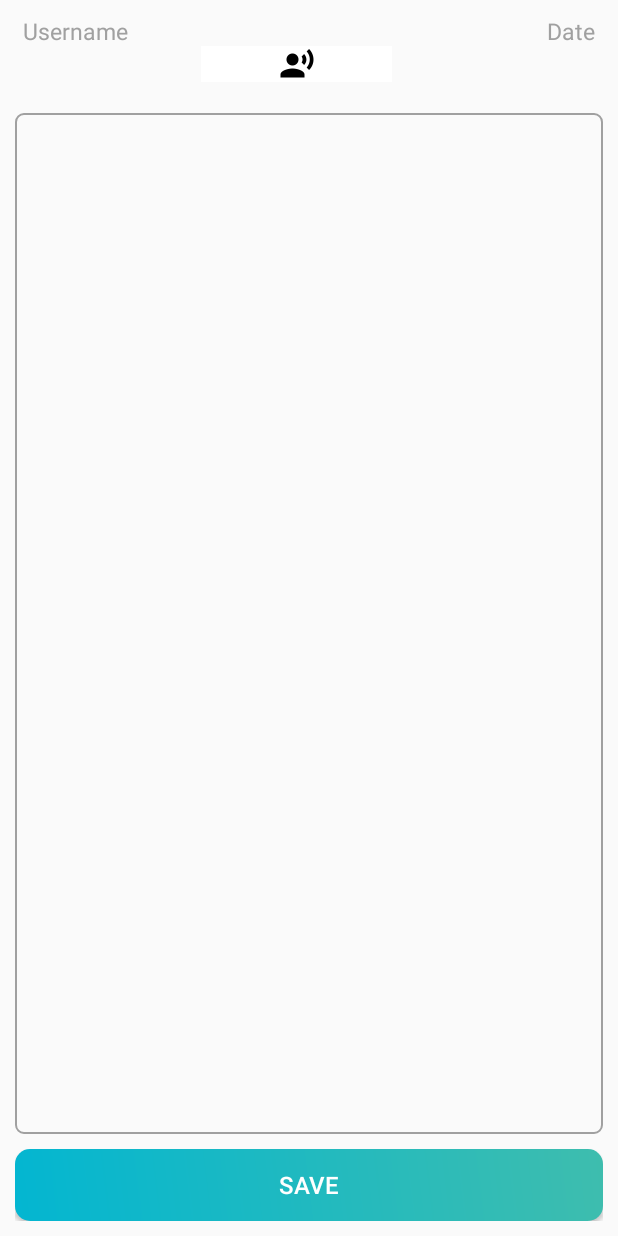
After one commit to osiceanudaniel/MyDay, an Android app: the layout activity_journal.xml on its own in the app's theme, with its tools: preview values and no code run, on a phone screen of 412 x 824 dp. The commit adds this screen. Run offline under Robolectric (Android 15) with nearby library versions, the phone set to English and light mode, and no system bars.

Commit message:
Before windows install

```diff
--- a/app/src/main/java/com/example/osiceanudaniel/jurnal/LoginActivity.java
+++ b/app/src/main/java/com/example/osiceanudaniel/jurnal/LoginActivity.java
@@ -42,11 +42,6 @@ public class LoginActivity extends AppCompatActivity {
 	protected void onCreate(Bundle savedInstanceState) {
 		super.onCreate(savedInstanceState);
 		setContentView(R.layout.activity_login);
-
-		// initialize timer with 0
-		seconds = 0;
-
-		thread = new Thread();
 
 		emailEditText = (EditText) findViewById(R.id.loginEmailTextField);
 		passEditText = (EditText) findViewById(R.id.loginPasswordTextField);
--- /dev/null
+++ b/app/src/main/res/drawable/edit_text_stroke.xml
@@ -0,0 +1,6 @@
+<?xml version="1.0" encoding="utf-8"?>
+<shape xmlns:android="http://schemas.android.com/apk/res/android">
+
+    <stroke android:width="1dp" android:color="#A0A0A0"></stroke>
+    <corners android:radius="5dp"></corners>
+</shape>
--- /dev/null
+++ b/app/src/main/res/layout/activity_journal.xml
@@ -0,0 +1,89 @@
+<?xml version="1.0" encoding="utf-8"?>
+<LinearLayout xmlns:android="http://schemas.android.com/apk/res/android"
+    xmlns:tools="http://schemas.android.com/tools"
+    android:layout_width="match_parent"
+    android:layout_height="match_parent"
+    tools:context="com.example.osiceanudaniel.jurnal.JournalActivity"
+    android:orientation="vertical">
+
+    <ScrollView
+        android:layout_width="match_parent"
+        android:layout_height="match_parent"
+        android:fillViewport="true">
+
+        <LinearLayout
+            android:layout_width="match_parent"
+            android:layout_height="match_parent"
+            android:layout_marginBottom="10dp"
+            android:layout_marginLeft="10dp"
+            android:layout_marginRight="10dp"
+            android:layout_marginTop="10dp"
+            android:orientation="vertical">
+
+            <LinearLayout
+                android:layout_width="match_parent"
+                android:layout_height="fill_parent"
+                android:layout_weight="6"
+                android:orientation="horizontal"
+                android:paddingLeft="5dp"
+                android:paddingRight="5dp">
+
+                <TextView
+                    android:id="@+id/currentDay"
+                    android:layout_width="16dp"
+                    android:layout_height="wrap_content"
+                    android:layout_weight="1"
+                    android:background="@android:color/transparent"
+                    android:inputType="text"
+                    android:text="Username"
+                    android:textColor="#A0A0A0"
+                    android:textSize="15dp" />
+
+                <ImageButton
+                    android:id="@+id/imageButtonRecord"
+                    android:layout_width="wrap_content"
+                    android:layout_height="wrap_content"
+                    android:src="@mipmap/ic_record_voice_over_black_24dp"
+                    android:background="#fff"
+                    android:layout_gravity="center"
+                    android:layout_weight="1"/>
+
+                <TextView
+                    android:id="@+id/jurnalDateEditText"
+                    android:layout_width="wrap_content"
+                    android:layout_height="wrap_content"
+                    android:layout_weight="1"
+                    android:background="@android:color/transparent"
+                    android:gravity="right"
+                    android:inputType="datetime"
+                    android:singleLine="false"
+                    android:text="Date"
+                    android:textColor="#A0A0A0"
+                    android:textSize="15dp" />
+            </LinearLayout>
+
+            <EditText
+                android:id="@+id/journalWriteEditText"
+                android:layout_width="match_parent"
+                android:layout_height="fill_parent"
+                android:layout_weight="1"
+                android:background="@drawable/edit_text_stroke"
+                android:gravity="top|left"
+                android:inputType="textMultiLine"
+                android:padding="5dp"
+                android:scrollbars="vertical"
+                android:textSize="18dp" />
+
+            <Button
+                android:id="@+id/journalPostBtn"
+                android:layout_width="match_parent"
+                android:layout_height="wrap_content"
+                android:layout_gravity="bottom"
+                android:layout_marginTop="10dp"
+                android:background="@drawable/login_btn_shape"
+                android:text="@string/journalPostBtnText"
+                android:textColor="#ffffff"
+                android:textSize="16dp" />
+        </LinearLayout>
+    </ScrollView>
+</LinearLayout>
--- a/app/src/main/res/layout/activity_register.xml
+++ b/app/src/main/res/layout/activity_register.xml
@@ -36,7 +36,7 @@
                 android:textSize="20dp"
                 android:inputType="textPersonName"
                 android:layout_marginTop="20dp"
-                android:hint="@string/registerUsername"
+                android:hint="@string/registerUsernameHint"
                 android:background="@drawable/input_fields"
                 android:drawableLeft="@drawable/ic_user"/>
             <EditText
@@ -47,7 +47,7 @@
                 android:textSize="20dp"
                 android:inputType="textEmailAddress"
                 android:layout_marginTop="30dp"
-                android:hint="@string/registerEmail"
+                android:hint="@string/registerEmailHint"
                 android:background="@drawable/input_fields"
                 android:drawableLeft="@drawable/ic_email"/>
 
@@ -59,7 +59,7 @@
                 android:textSize="20dp"
                 android:inputType="textPassword"
                 android:layout_marginTop="30dp"
-                android:hint="@string/registerPassword"
+                android:hint="@string/registerPasswordHint"
                 android:background="@drawable/input_fields"
                 android:drawableLeft="@drawable/ic_lock"/>
             <Button
--- a/app/src/main/res/values/styles.xml
+++ b/app/src/main/res/values/styles.xml
@@ -1,11 +1,19 @@
 <resources>
 
     <!-- Base application theme. -->
-    <style name="AppTheme" parent="Theme.AppCompat.Light.NoActionBar">
+    <style name="MyTheme" parent="Theme.AppCompat.DayNight.NoActionBar">
         <!-- Customize your theme here. -->
         <item name="colorPrimary">@color/colorPrimary</item>
         <item name="colorPrimaryDark">@color/colorPrimaryDark</item>
         <item name="colorAccent">@color/colorAccent</item>
     </style>
 
+    <style name="MyThemeActionBar" parent="Theme.AppCompat.DayNight.DarkActionBar">
+        <!-- Customize your theme here. -->
+        <item name="colorPrimary">@color/colorPrimary</item>
+        <item name="colorPrimaryDark">@color/colorPrimaryDark</item>
+        <item name="colorAccent">@color/colorAccent</item>
+    </style>
+
+
 </resources>
```
Also changed, not shown: app/src/main/AndroidManifest.xml (+16 -4 lines), app/src/main/java/com/example/osiceanudaniel/jurnal/JournalActivity.java (added, +170 -0 lines), app/src/main/java/com/example/osiceanudaniel/jurnal/MainPageActivity.java (+14 -0 lines), app/src/main/res/layout/activity_login.xml (+26 -23 lines), app/src/main/res/layout/activity_main_page.xml (+7 -1 lines), app/src/main/res/menu/journal_menu.xml (added, +12 -0 lines), app/src/main/res/values/strings.xml (+12 -5 lines), app/src/main/res/mipmap-hdpi/ic_record_voice_over_black_24dp.png (added), app/src/main/res/mipmap-mdpi/ic_record_voice_over_black_24dp.png (added), app/src/main/res/mipmap-xhdpi/ic_record_voice_over_black_24dp.png (added), app/src/main/res/mipmap-xxhdpi/ic_record_voice_over_black_24dp.png (added), app/src/main/res/mipmap-xxxhdpi/ic_record_voice_over_black_24dp.png (added).
